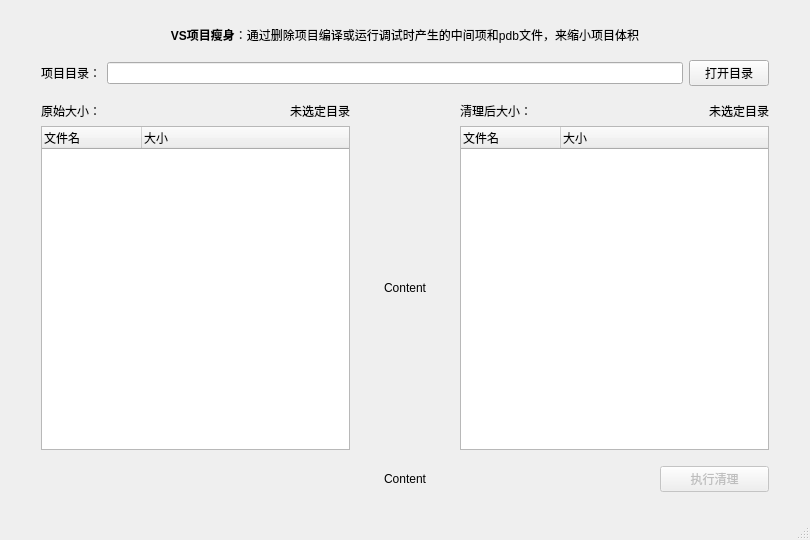
Qt form ProjectSimplifier.ui (TheBadRoger/VSProjectSimplifier) before a commit.
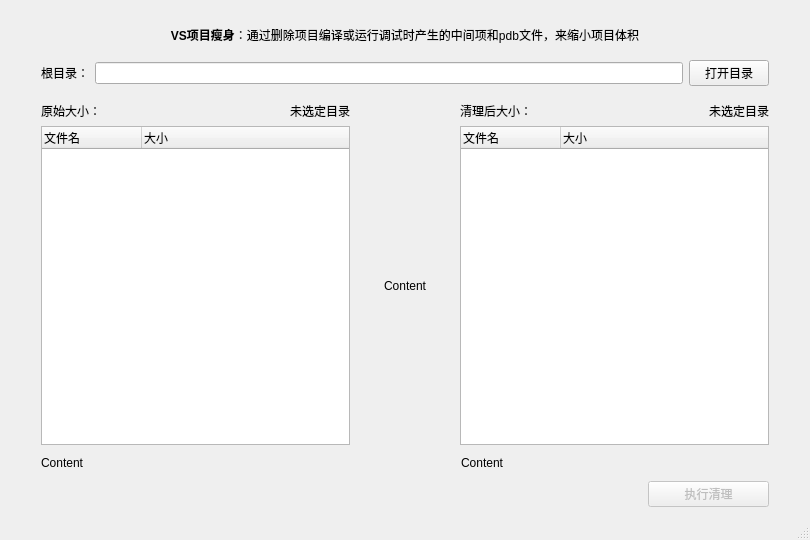
The same form after that commit.

Commit message: 重构项目结构并实现多线程，现在打开和删除主窗口不会卡了

```diff
--- a/ProjectSimplifier.ui
+++ b/ProjectSimplifier.ui
@@ -25,118 +25,9 @@
   <property name="windowTitle">
    <string>ProjectSimplifier</string>
   </property>
-  <widget class="QWidget" name="centralWidget">
-   <layout class="QGridLayout" name="gridLayout_2">
-    <item row="0" column="0" colspan="3">
-     <layout class="QVBoxLayout" name="ProgramTitleLayout">
-      <property name="leftMargin">
-       <number>30</number>
-      </property>
-      <property name="topMargin">
-       <number>15</number>
-      </property>
-      <property name="rightMargin">
-       <number>30</number>
-      </property>
-      <property name="bottomMargin">
-       <number>5</number>
-      </property>
-      <item>
-       <widget class="QLabel" name="sLAB_ProgramTitle">
-        <property name="text">
-         <string>&lt;html&gt;&lt;head/&gt;&lt;body&gt;&lt;p&gt;&lt;span style=&quot; font-weight:700;&quot;&gt;VS项目瘦身&lt;/span&gt;：通过删除项目编译或运行调试时产生的中间项和pdb文件，来缩小项目体积&lt;/p&gt;&lt;/body&gt;&lt;/html&gt;</string>
-        </property>
-        <property name="alignment">
-         <set>Qt::AlignmentFlag::AlignCenter</set>
-        </property>
-       </widget>
-      </item>
-     </layout>
-    </item>
-    <item row="3" column="1">
-     <layout class="QHBoxLayout" name="StatusShowLayout">
-      <property name="topMargin">
-       <number>5</number>
-      </property>
-      <property name="bottomMargin">
-       <number>15</number>
-      </property>
-      <item>
-       <widget class="QLabel" name="LAB_ShowTips">
-        <property name="text">
-         <string>Content</string>
-        </property>
-        <property name="alignment">
-         <set>Qt::AlignmentFlag::AlignCenter</set>
-        </property>
-       </widget>
-      </item>
-     </layout>
-    </item>
-    <item row="3" column="2">
-     <layout class="QHBoxLayout" name="ExecutionLayout">
-      <property name="leftMargin">
-       <number>120</number>
-      </property>
-      <property name="topMargin">
-       <number>5</number>
-      </property>
-      <property name="rightMargin">
-       <number>30</number>
-      </property>
-      <property name="bottomMargin">
-       <number>15</number>
-      </property>
-      <item>
-       <widget class="QPushButton" name="BTN_executeProcess">
-        <property name="enabled">
-         <bool>false</bool>
-        </property>
-        <property name="text">
-         <string>执行清理</string>
-        </property>
-       </widget>
-      </item>
-     </layout>
-    </item>
-    <item row="1" column="0" colspan="3">
-     <layout class="QHBoxLayout" name="PathSelectionLayout">
-      <property name="leftMargin">
-       <number>30</number>
-      </property>
-      <property name="topMargin">
-       <number>5</number>
-      </property>
-      <property name="rightMargin">
-       <number>30</number>
-      </property>
-      <property name="bottomMargin">
-       <number>5</number>
-      </property>
-      <item>
-       <widget class="QLabel" name="sLAB_Dir">
-        <property name="text">
-         <string>项目目录：</string>
-        </property>
-       </widget>
-      </item>
-      <item>
-       <widget class="QLineEdit" name="BOX_InputFilePath">
-        <property name="readOnly">
-         <bool>true</bool>
-        </property>
-       </widget>
-      </item>
-      <item>
-       <widget class="QPushButton" name="BTN_OpenDir">
-        <property name="text">
-         <string>打开目录</string>
-        </property>
-       </widget>
-      </item>
-     </layout>
-    </item>
-    <item row="2" column="0" colspan="3">
+  <widget class="QWidget" name="CentralWidget">
+   <layout class="QGridLayout" name="SubGridLayout">
+    <item row="2" column="0" colspan="2">
      <layout class="QGridLayout" name="ShowTreeLayout">
       <property name="leftMargin">
        <number>30</number>
@@ -150,30 +41,6 @@
       <property name="bottomMargin">
        <number>5</number>
       </property>
-      <item row="1" column="2">
-       <widget class="QLabel" name="LAB_PrimitiveSize">
-        <property name="text">
-         <string>未选定目录</string>
-        </property>
-        <property name="alignment">
-         <set>Qt::AlignmentFlag::AlignRight|Qt::AlignmentFlag::AlignTrailing|Qt::AlignmentFlag::AlignVCenter</set>
-        </property>
-       </widget>
-      </item>
-      <item row="4" column="0" colspan="3">
-       <widget class="QTreeWidget" name="BOX_PrimitiveDirectView">
-        <column>
-         <property name="text">
-          <string>文件名</string>
-         </property>
-        </column>
-        <column>
-         <property name="text">
-          <string>大小</string>
-         </property>
-        </column>
-       </widget>
-      </item>
       <item row="4" column="4" colspan="3">
        <widget class="QTreeWidget" name="BOX_ProcessedDirectView">
         <column>
@@ -188,13 +55,36 @@
         </column>
        </widget>
       </item>
+      <item row="1" column="2">
+       <widget class="QLabel" name="LAB_PrimitiveSize">
+        <property name="text">
+         <string>未选定目录</string>
+        </property>
+        <property name="alignment">
+         <set>Qt::AlignmentFlag::AlignRight|Qt::AlignmentFlag::AlignTrailing|Qt::AlignmentFlag::AlignVCenter</set>
+        </property>
+       </widget>
+      </item>
       <item row="1" column="0">
        <widget class="QLabel" name="sLAB_Primitive">
+        <property name="enabled">
+         <bool>true</bool>
+        </property>
         <property name="text">
          <string>原始大小：</string>
         </property>
        </widget>
       </item>
+      <item row="4" column="3">
+       <widget class="QLabel" name="LAB_ShowRemovableSize">
+        <property name="text">
+         <string>Content</string>
+        </property>
+        <property name="alignment">
+         <set>Qt::AlignmentFlag::AlignCenter</set>
+        </property>
+       </widget>
+      </item>
       <item row="1" column="4">
        <widget class="QLabel" name="sLAB_Processed">
         <property name="text">
@@ -212,10 +102,77 @@
         </property>
        </widget>
       </item>
-      <item row="4" column="3">
-       <widget class="QLabel" name="LAB_ShowRemovableSize">
+      <item row="4" column="0" colspan="3">
+       <widget class="QTreeWidget" name="BOX_PrimitiveDirectView">
+        <column>
+         <property name="text">
+          <string>文件名</string>
+         </property>
+        </column>
+        <column>
+         <property name="text">
+          <string>大小</string>
+         </property>
+        </column>
+       </widget>
+      </item>
+     </layout>
+    </item>
+    <item row="1" column="0" colspan="2">
+     <layout class="QHBoxLayout" name="PathSelectionLayout">
+      <property name="leftMargin">
+       <number>30</number>
+      </property>
+      <property name="topMargin">
+       <number>5</number>
+      </property>
+      <property name="rightMargin">
+       <number>30</number>
+      </property>
+      <property name="bottomMargin">
+       <number>5</number>
+      </property>
+      <item>
+       <widget class="QLabel" name="sLAB_Dir">
         <property name="text">
-         <string>Content</string>
+         <string>根目录：</string>
+        </property>
+       </widget>
+      </item>
+      <item>
+       <widget class="QLineEdit" name="BOX_InputFilePath">
+        <property name="readOnly">
+         <bool>true</bool>
+        </property>
+       </widget>
+      </item>
+      <item>
+       <widget class="QPushButton" name="BTN_OpenDir">
+        <property name="text">
+         <string>打开目录</string>
+        </property>
+       </widget>
+      </item>
+     </layout>
+    </item>
+    <item row="0" column="0" colspan="2">
+     <layout class="QVBoxLayout" name="ProgramTitleLayout">
+      <property name="leftMargin">
+       <number>30</number>
+      </property>
+      <property name="topMargin">
+       <number>15</number>
+      </property>
+      <property name="rightMargin">
+       <number>30</number>
+      </property>
+      <property name="bottomMargin">
+       <number>5</number>
+      </property>
+      <item>
+       <widget class="QLabel" name="sLAB_ProgramTitle">
+        <property name="text">
+         <string>&lt;html&gt;&lt;head/&gt;&lt;body&gt;&lt;p&gt;&lt;span style=&quot; font-weight:700;&quot;&gt;VS项目瘦身&lt;/span&gt;：通过删除项目编译或运行调试时产生的中间项和pdb文件，来缩小项目体积&lt;/p&gt;&lt;/body&gt;&lt;/html&gt;</string>
         </property>
         <property name="alignment">
          <set>Qt::AlignmentFlag::AlignCenter</set>
@@ -224,6 +181,62 @@
       </item>
      </layout>
     </item>
+    <item row="9" column="1">
+     <layout class="QHBoxLayout" name="ExecutionLayout">
+      <property name="leftMargin">
+       <number>240</number>
+      </property>
+      <property name="topMargin">
+       <number>0</number>
+      </property>
+      <property name="rightMargin">
+       <number>30</number>
+      </property>
+      <property name="bottomMargin">
+       <number>0</number>
+      </property>
+      <item>
+       <widget class="QPushButton" name="BTN_executeProcess">
+        <property name="enabled">
+         <bool>false</bool>
+        </property>
+        <property name="text">
+         <string>执行清理</string>
+        </property>
+       </widget>
+      </item>
+     </layout>
+    </item>
+    <item row="4" column="0" colspan="2">
+     <layout class="QHBoxLayout" name="horizontalLayout">
+      <property name="spacing">
+       <number>111</number>
+      </property>
+      <property name="leftMargin">
+       <number>30</number>
+      </property>
+      <property name="rightMargin">
+       <number>30</number>
+      </property>
+      <property name="bottomMargin">
+       <number>5</number>
+      </property>
+      <item>
+       <widget class="QLabel" name="LAB_ShowPrimitiveCount">
+        <property name="text">
+         <string>Content</string>
+        </property>
+       </widget>
+      </item>
+      <item>
+       <widget class="QLabel" name="LAB_ShowProcessedCount">
+        <property name="text">
+         <string>Content</string>
+        </property>
+       </widget>
+      </item>
+     </layout>
+    </item>
    </layout>
   </widget>
   <widget class="QStatusBar" name="statusBar"/>
```
Left out of the diff: 42 changed lines with no effect on the pictures. The commit also changes 10 other files.
